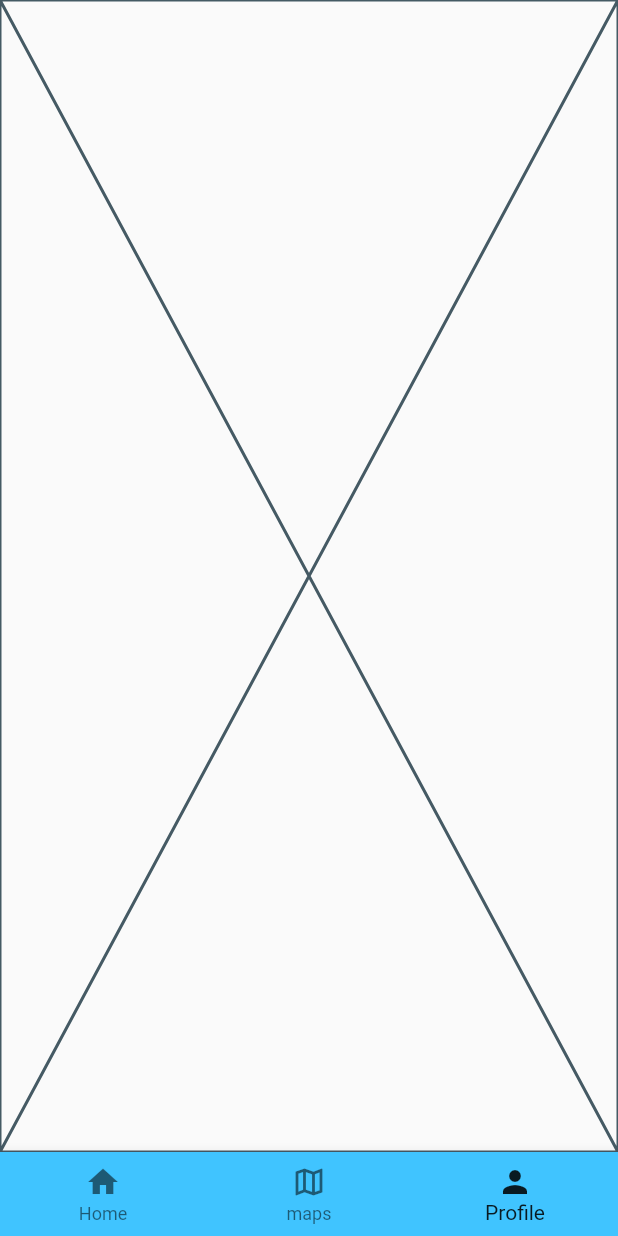
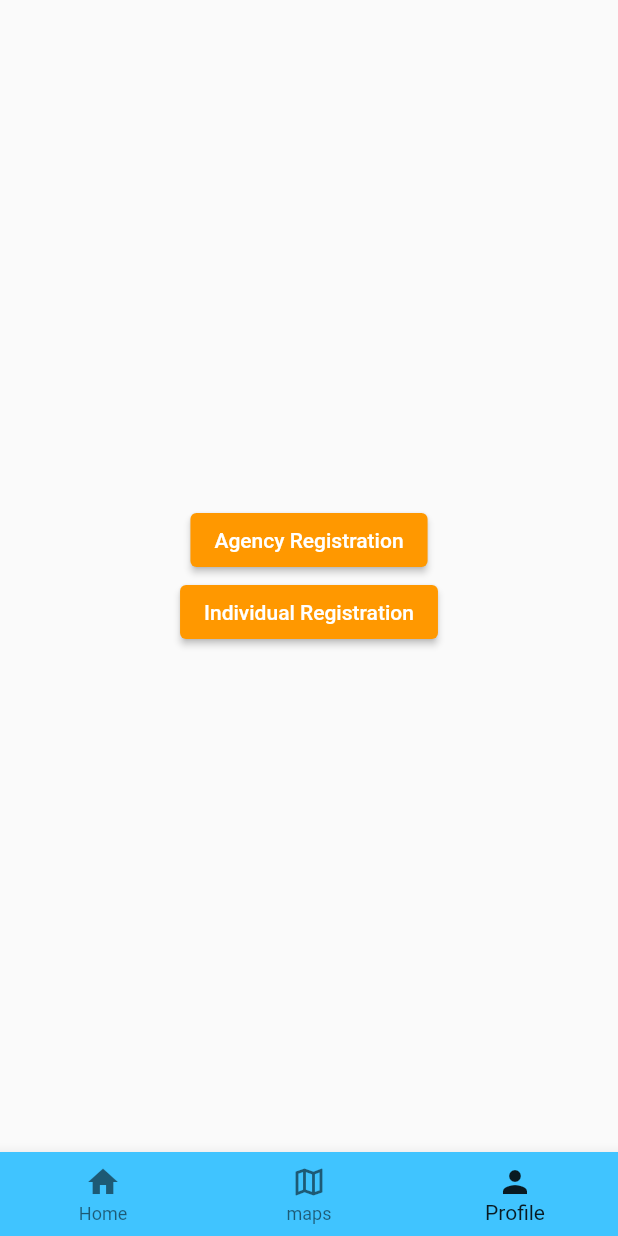
Before and after one commit to Vidhyadhar11/rescuetrack, a Flutter app: the screen it shows after launch, item 3 of the bottom bar chosen, on a phone screen of 412 x 824 dp. Run offline on Flutter 3.47's test engine with Material 2 defaults, Android fonts, the phone set to English and light mode, and no system bars; our stand-ins replace geolocator, google_maps_flutter, permission_handler.

Commit message:
On branch profile1 Your branch is up to date with 'origin/profile1'.
Changes to be committed:
	modified:   lib/screens/arpage.dart
	modified:   lib/screens/irpage.dart
	modified:   lib/screens/loginpage.dart
	modified:   lib/screens/profilepage.dart

```diff
--- a/lib/screens/arpage.dart
+++ b/lib/screens/arpage.dart
@@ -144,7 +144,9 @@ class _arpageState extends State<arpage> {
                 const SizedBox(height: 20),
                 ElevatedButton(
                   onPressed: () {
-                    Navigator.pushNamed(context, '/home');
+                    Navigator.pushReplacement(context,
+                    MaterialPageRoute(builder: (context) => const MyApp()),
+                  );
                   },
                   style:
                       ElevatedButton.styleFrom(backgroundColor: Colors.orange),
--- a/lib/screens/irpage.dart
+++ b/lib/screens/irpage.dart
@@ -2,6 +2,7 @@
 // ignore_for_file: camel_case_types, library_private_types_in_public_api
 
 import 'package:flutter/material.dart';
+import 'package:rescuetrack/main.dart';
 // ignore: unused_import
 import 'package:rescuetrack/screens/homepage.dart';
 
@@ -145,7 +146,9 @@ class _ProfileFormState extends State<ProfileForm> {
           const SizedBox(height: 20),
           ElevatedButton(
             onPressed: () {
-              Navigator.pushNamed(context, '/home');
+              Navigator.pushReplacement(context,
+              MaterialPageRoute(builder: (context) => const MyApp()),
+              );
             },
             style: ElevatedButton.styleFrom(backgroundColor: Colors.orange),
             child: const Text("Register"),
--- a/lib/screens/profilepage.dart
+++ b/lib/screens/profilepage.dart
@@ -1,10 +1,40 @@
 import 'package:flutter/material.dart';
+import 'package:rescuetrack/screens/arpage.dart';
+import 'package:rescuetrack/screens/irpage.dart';
 
 class ProfilePage extends StatelessWidget {
-  const ProfilePage({super.key});
+  const ProfilePage({Key? key}) : super(key: key);
 
   @override
   Widget build(BuildContext context) {
-    return const Placeholder();
+    return Material(
+      child: Center(
+        child: Column(
+        mainAxisAlignment: MainAxisAlignment.center,
+          children: [
+            ElevatedButton(
+              onPressed: () {
+                Navigator.push(
+                context,
+                MaterialPageRoute(builder: (context) => const arpage()),
+                );
+              },
+              style: ElevatedButton.styleFrom(backgroundColor: Colors.orange),
+              child: const Text("Agency Registration"),
+            ),
+            ElevatedButton(
+              onPressed: () {
+                Navigator.push(
+                context,
+                MaterialPageRoute(builder: (context) => const irpage()),
+              );
+              },
+              style: ElevatedButton.styleFrom(backgroundColor: Colors.orange),
+              child: const Text("Individual Registration"),
+            ),
+          ],
+        ),
+      ),
+    );
   }
 }
```
Also changed, not shown: lib/screens/loginpage.dart (+6 -1 lines).
